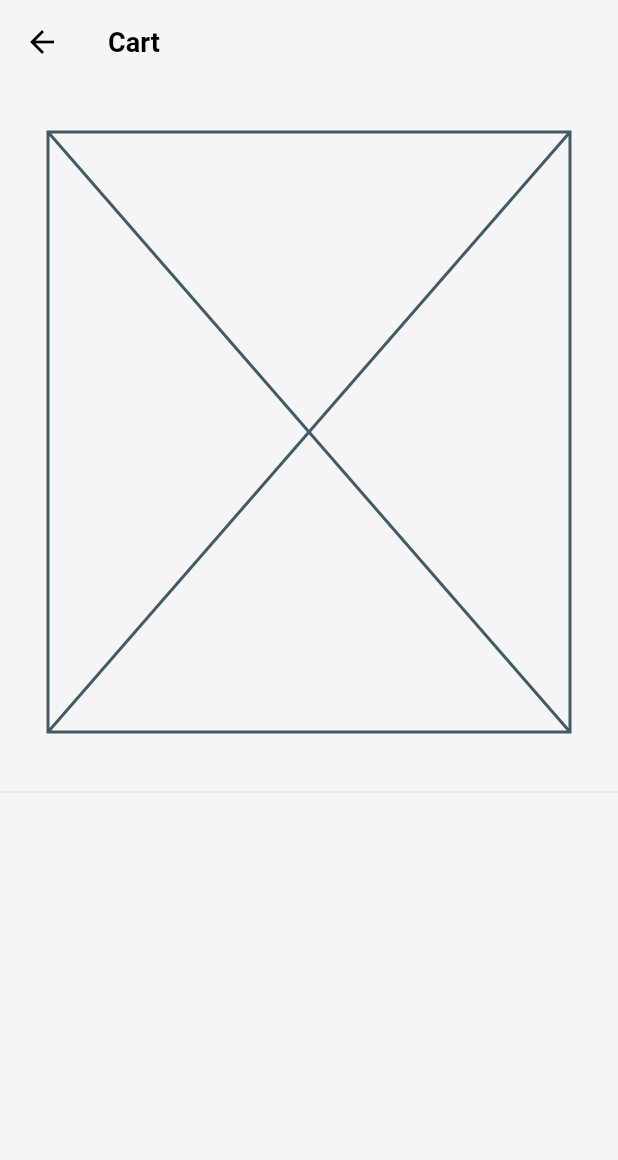
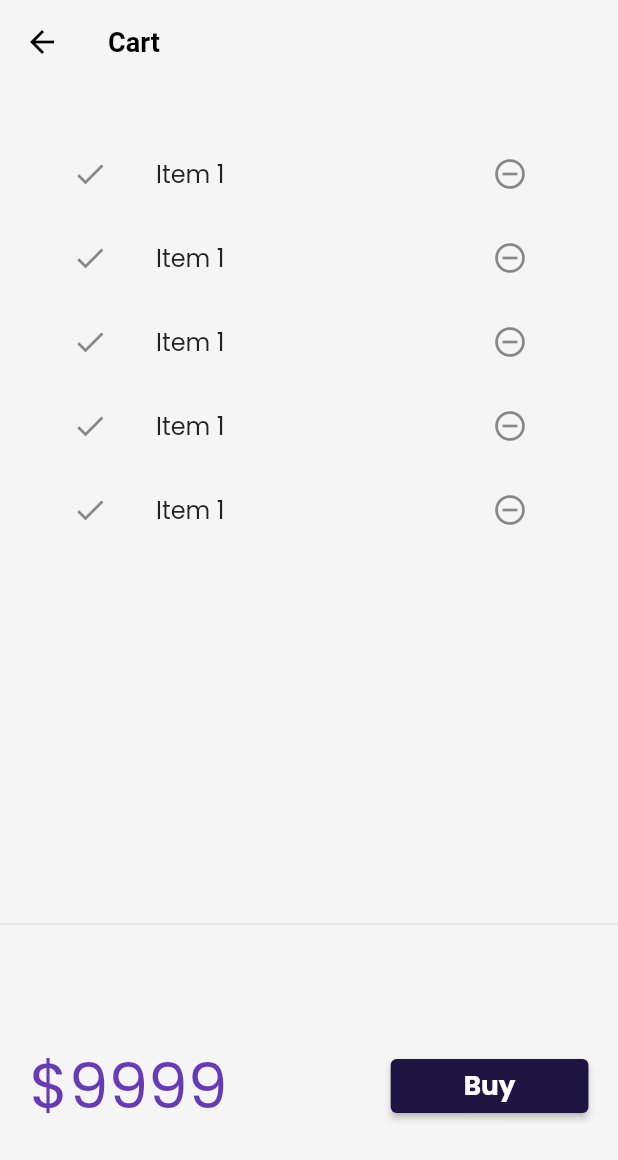
Before and after one commit to iamsaikatrahman/days_of_flutter, a Flutter app: the CartPage screen opened by its route, on a phone screen of 412 x 824 dp. Shown: the top 1160 px of the screen. Run offline on Flutter 3.47's test engine with Material 2 defaults, Android fonts, the phone set to English and light mode, and no system bars; our stand-ins replace google_fonts, velocity_x; network calls fail.

Commit message:
cart demo page create

```diff
--- a/lib/pages/cart_page.dart
+++ b/lib/pages/cart_page.dart
@@ -15,10 +15,70 @@
       ),
       body: Column(
         children: [
-          Placeholder().p32(),
-          Divider(),
+          const _CartList().p32().expand(),
+          const Divider(),
+          const _CartTotal(),
         ],
       ),
     );
   }
 }
+
+class _CartTotal extends StatelessWidget {
+  const _CartTotal({Key? key}) : super(key: key);
+
+  @override
+  Widget build(BuildContext context) {
+    return SizedBox(
+      height: 200,
+      child: Row(
+        mainAxisAlignment: MainAxisAlignment.spaceAround,
+        children: [
+          "\$9999".text.xl5.color(context.theme.accentColor).make(),
+          30.widthBox,
+          ElevatedButton(
+            onPressed: () {
+              ScaffoldMessenger.of(context).showSnackBar(
+                SnackBar(
+                  content: "Buying is not supported yet".text.make(),
+                ),
+              );
+            },
+            style: ButtonStyle(
+              backgroundColor: MaterialStateProperty.all<Color>(
+                const Color.fromARGB(255, 31, 21, 66),
+              ),
+            ),
+            child: "Buy".text.xl.bold.make(),
+          ).w32(context)
+        ],
+      ),
+    );
+  }
+}
+
+class _CartList extends StatefulWidget {
+  const _CartList({Key? key}) : super(key: key);
+
+  @override
+  State<_CartList> createState() => __CartListState();
+}
+
+class __CartListState extends State<_CartList> {
+  @override
+  Widget build(BuildContext context) {
+    return ListView.builder(
+      itemCount: 5,
+      itemBuilder: (context, index) {
+        return ListTile(
+          leading: const Icon(Icons.done),
+          trailing: IconButton(
+            onPressed: () {},
+            icon: const Icon(Icons.remove_circle_outline),
+          ),
+          title: "Item 1".text.make(),
+        );
+      },
+    );
+  }
+}
```
